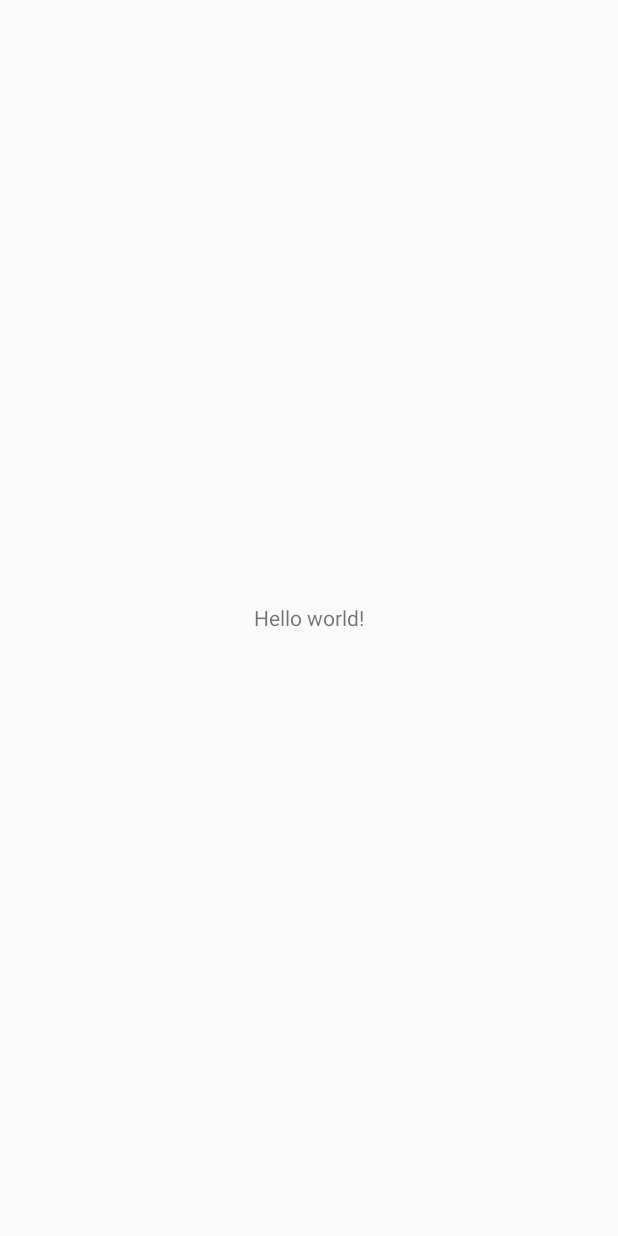
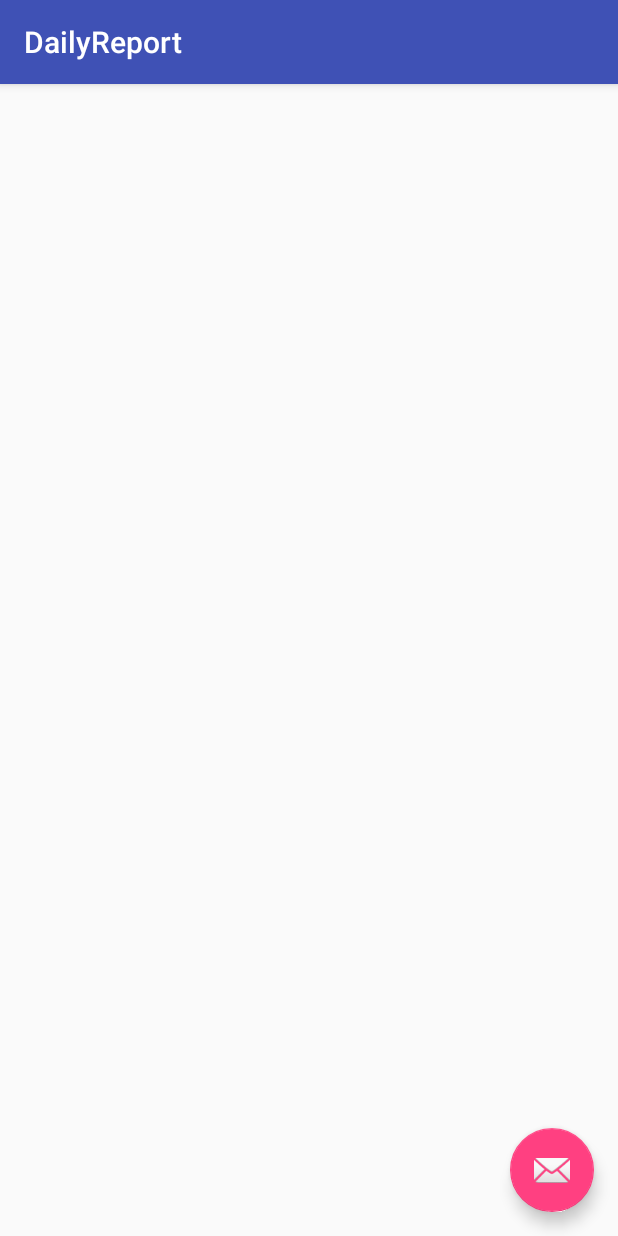
Before and after one commit to guh0613/dailyreport, an Android app: the screen it shows after launch (MainActivity), on a phone screen of 412 x 824 dp. Before the commit the screen is almost empty. Run offline under Robolectric (Android 15) with nearby library versions, the phone set to English and light mode, and no system bars.

Commit message:
first commit

```diff
--- a/app/src/main/java/com/engu/dailyreport/MainActivity.java
+++ b/app/src/main/java/com/engu/dailyreport/MainActivity.java
@@ -1,14 +1,22 @@
 package com.engu.dailyreport;
 
-import android.app.*;
 import android.os.*;
+import android.support.v7.app.*;
+import android.support.v7.widget.*;
+import android.support.design.widget.*;
+import android.view.*;
+import android.widget.EditText;
+import android.text.*;
+import android.util.*;
 
-public class MainActivity extends Activity
+public class MainActivity extends AppCompatActivity
 {
     @Override
     protected void onCreate(Bundle savedInstanceState)
     {
         super.onCreate(savedInstanceState);
         setContentView(R.layout.main);
+		Toolbar toolbar = (Toolbar) findViewById(R.id.toolbar);
+        setSupportActionBar(toolbar);
     }
 }
--- /dev/null
+++ b/app/src/main/res/layout/content_main.xml
@@ -0,0 +1,6 @@
+<LinearLayout xmlns:android="http://schemas.android.com/apk/res/android"
+    android:layout_width="fill_parent"
+    android:layout_height="fill_parent"
+    android:orientation="vertical">
+
+</LinearLayout>
--- a/app/src/main/res/layout/main.xml
+++ b/app/src/main/res/layout/main.xml
@@ -1,11 +1,34 @@
-<LinearLayout xmlns:android="http://schemas.android.com/apk/res/android"
+<?xml version="1.0" encoding="utf-8"?>
+<android.support.design.widget.CoordinatorLayout
+	xmlns:android="http://schemas.android.com/apk/res/android"
+    xmlns:app="http://schemas.android.com/apk/res-auto"
+    xmlns:tools="http://schemas.android.com/tools"
     android:layout_width="match_parent"
     android:layout_height="match_parent"
-    android:gravity="center">
+    android:fitsSystemWindows="true">
 
-    <TextView
-        android:text="@string/hello_world"
+    <android.support.design.widget.AppBarLayout
+        android:layout_width="match_parent"
+        android:layout_height="wrap_content"
+        android:theme="@style/AppTheme.AppBarOverlay">
+
+        <android.support.v7.widget.Toolbar
+            android:id="@+id/toolbar"
+            android:layout_width="match_parent"
+            android:layout_height="?attr/actionBarSize"
+            android:background="?attr/colorPrimary"
+            app:popupTheme="@style/AppTheme.PopupOverlay" />
+
+    </android.support.design.widget.AppBarLayout>
+
+    <include layout="@layout/content_main" />
+
+    <android.support.design.widget.FloatingActionButton
+        android:id="@+id/fab"
         android:layout_width="wrap_content"
-        android:layout_height="wrap_content" />
+        android:layout_height="wrap_content"
+        android:layout_gravity="bottom|end"
+        android:layout_margin="@dimen/fab_margin"
+        android:src="@android:drawable/ic_dialog_email" />
 
-</LinearLayout>
+</android.support.design.widget.CoordinatorLayout>
```
